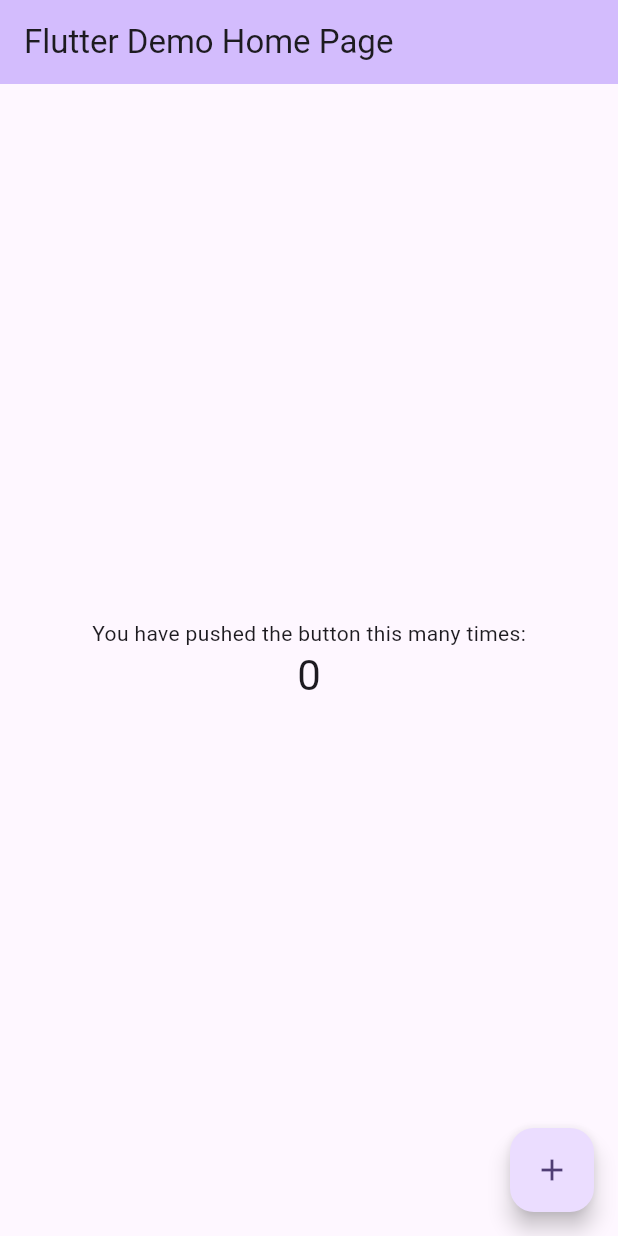
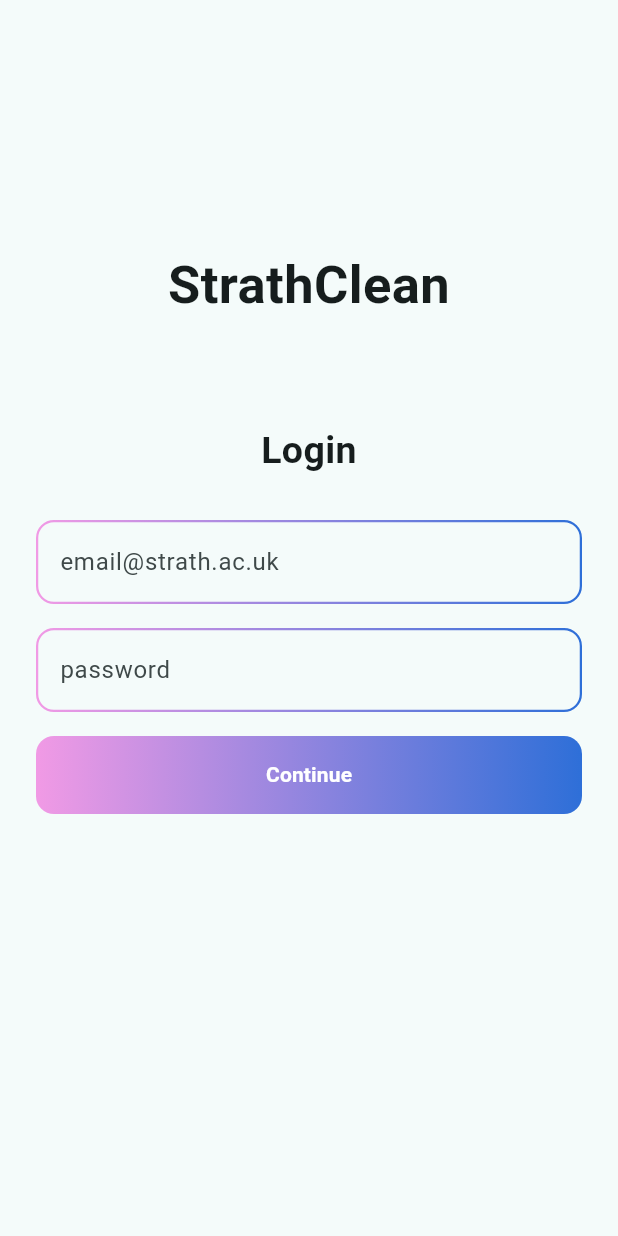
Before and after one commit to teuos/StrathClean, a Flutter app: the screen it shows after launch, on a phone screen of 412 x 824 dp. Run offline on Flutter 3.47's test engine with Material 3 defaults, Android fonts, the phone set to English and light mode, and no system bars.

Commit message:
loginpage

```diff
--- a/frontend/lib/main.dart
+++ b/frontend/lib/main.dart
@@ -1,122 +1,284 @@
+import 'dart:ui' show lerpDouble;
+
 import 'package:flutter/material.dart';
 
+const _brandTeal = Color.fromARGB(255, 58, 181, 183);
+const _brandBlue = Color(0xFF2E6FD8);
+
+const _brandGradient = LinearGradient(
+  colors: [Color.fromARGB(255, 241, 154, 229), _brandBlue],
+  begin: Alignment.centerLeft,
+  end: Alignment.centerRight,
+);
+
+const _cornerRadius = BorderRadius.all(Radius.circular(12));
+
 void main() {
-  runApp(const MyApp());
+  runApp(const StrathCleanApp());
 }
 
-class MyApp extends StatelessWidget {
-  const MyApp({super.key});
+class StrathCleanApp extends StatelessWidget {
+  const StrathCleanApp({super.key});
 
-  // This widget is the root of your application.
   @override
   Widget build(BuildContext context) {
     return MaterialApp(
-      title: 'Flutter Demo',
+      title: 'StrathClean',
+      debugShowCheckedModeBanner: false,
       theme: ThemeData(
-        // This is the theme of your application.
-        //
-        // TRY THIS: Try running your application with "flutter run". You'll see
-        // the application has a purple toolbar. Then, without quitting the app,
-        // try changing the seedColor in the colorScheme below to Colors.green
-        // and then invoke "hot reload" (save your changes or press the "hot
-        // reload" button in a Flutter-supported IDE, or press "r" if you used
-        // the command line to start the app).
-        //
-        // Notice that the counter didn't reset back to zero; the application
-        // state is not lost during the reload. To reset the state, use hot
-        // restart instead.
-        //
-        // This works for code too, not just values: Most code changes can be
-        // tested with just a hot reload.
-        colorScheme: .fromSeed(seedColor: Colors.deepPurple),
+        colorScheme: ColorScheme.fromSeed(seedColor: _brandTeal),
       ),
-      home: const MyHomePage(title: 'Flutter Demo Home Page'),
+      home: const LoginPage(),
     );
   }
 }
 
-class MyHomePage extends StatefulWidget {
-  const MyHomePage({super.key, required this.title});
-
-  // This widget is the home page of your application. It is stateful, meaning
-  // that it has a State object (defined below) that contains fields that affect
-  // how it looks.
-
-  // This class is the configuration for the state. It holds the values (in this
-  // case the title) provided by the parent (in this case the App widget) and
-  // used by the build method of the State. Fields in a Widget subclass are
-  // always marked "final".
-
-  final String title;
+class LoginPage extends StatefulWidget {
+  const LoginPage({super.key});
 
   @override
-  State<MyHomePage> createState() => _MyHomePageState();
+  State<LoginPage> createState() => _LoginPageState();
 }
 
-class _MyHomePageState extends State<MyHomePage> {
-  int _counter = 0;
+class _LoginPageState extends State<LoginPage> {
+  final _formKey = GlobalKey<FormState>();
+  final _emailController = TextEditingController();
+  final _passwordController = TextEditingController();
 
-  void _incrementCounter() {
-    setState(() {
-      // This call to setState tells the Flutter framework that something has
-      // changed in this State, which causes it to rerun the build method below
-      // so that the display can reflect the updated values. If we changed
-      // _counter without calling setState(), then the build method would not be
-      // called again, and so nothing would appear to happen.
-      _counter++;
-    });
+  // Approximate line height of the 35pt title, used to land
+  // "Create an account" at 1/3 of the screen height.
+  static const double _titleHeight = 42;
+
+  @override
+  void dispose() {
+    _emailController.dispose();
+    super.dispose();
+  }
+
+  void _submit() {
+    if (!_formKey.currentState!.validate()) return;
+    final email = _emailController.text.trim();
+    // TODO: hook up sign-up / login logic here.
+    ScaffoldMessenger.of(context).showSnackBar(
+      SnackBar(content: Text('Continuing with $email')),
+    );
+  }
+
+  String? _validateEmail(String? value) {
+    final email = value?.trim() ?? '';
+    if (email.isEmpty) return 'Please enter your email';
+    final emailPattern = RegExp(r'^[^@\s]+@[^@\s]+\.[^@\s]+$');
+    if (!emailPattern.hasMatch(email)) return 'Please enter a valid email';
+    return null;
+  }
+
+  String? _validatePassword(String? value) {
+    final password = value?.trim() ?? '';
+    if (password.isEmpty) return 'Please enter your password';
+    return null;
   }
 
   @override
   Widget build(BuildContext context) {
-    // This method is rerun every time setState is called, for instance as done
-    // by the _incrementCounter method above.
-    //
-    // The Flutter framework has been optimized to make rerunning build methods
-    // fast, so that you can just rebuild anything that needs updating rather
-    // than having to individually change instances of widgets.
+    // Use the full screen height (minus status bar / home indicator) so the
+    // layout doesn't jump when the keyboard opens.
+    final media = MediaQuery.of(context);
+    final screenHeight =
+        media.size.height - media.padding.top - media.padding.bottom;
+
+    final topGap = screenHeight / 5;
+    final middleGap =
+        (screenHeight / 3 - screenHeight / 5 - _titleHeight).clamp(16.0, double.infinity);
+
     return Scaffold(
-      appBar: AppBar(
-        // TRY THIS: Try changing the color here to a specific color (to
-        // Colors.amber, perhaps?) and trigger a hot reload to see the AppBar
-        // change color while the other colors stay the same.
-        backgroundColor: Theme.of(context).colorScheme.inversePrimary,
-        // Here we take the value from the MyHomePage object that was created by
-        // the App.build method, and use it to set our appbar title.
-        title: Text(widget.title),
-      ),
-      body: Center(
-        // Center is a layout widget. It takes a single child and positions it
-        // in the middle of the parent.
-        child: Column(
-          // Column is also a layout widget. It takes a list of children and
-          // arranges them vertically. By default, it sizes itself to fit its
-          // children horizontally, and tries to be as tall as its parent.
-          //
-          // Column has various properties to control how it sizes itself and
-          // how it positions its children. Here we use mainAxisAlignment to
-          // center the children vertically; the main axis here is the vertical
-          // axis because Columns are vertical (the cross axis would be
-          // horizontal).
-          //
-          // TRY THIS: Invoke "debug painting" (choose the "Toggle Debug Paint"
-          // action in the IDE, or press "p" in the console), to see the
-          // wireframe for each widget.
-          mainAxisAlignment: .center,
-          children: [
-            const Text('You have pushed the button this many times:'),
-            Text(
-              '$_counter',
-              style: Theme.of(context).textTheme.headlineMedium,
+      body: SafeArea(
+        child: SingleChildScrollView(
+          padding: const EdgeInsets.symmetric(horizontal: 24),
+          child: Form(
+            key: _formKey,
+            child: Column(
+              crossAxisAlignment: CrossAxisAlignment.stretch,
+              children: [
+                SizedBox(height: topGap),
+                const Text(
+                  'StrathClean',
+                  textAlign: TextAlign.center,
+                  style: TextStyle(fontWeight: FontWeight.bold, fontSize: 35),
+                ),
+                SizedBox(height: middleGap),
+                const Text(
+                  'Login',
+                  textAlign: TextAlign.center,
+                  style: TextStyle(fontWeight: FontWeight.bold, fontSize: 25),
+                ),
+                const SizedBox(height: 4),
+                const SizedBox(height: 24),
+                TextFormField(
+                  controller: _emailController,
+                  keyboardType: TextInputType.emailAddress,
+                  autofillHints: const [AutofillHints.email],
+                  textInputAction: TextInputAction.done,
+                  onFieldSubmitted: (_) => _submit(),
+                  validator: _validateEmail,
+                  decoration: const InputDecoration(
+                    hintText: 'email@strath.ac.uk',
+                    enabledBorder: GradientOutlineInputBorder(
+                      gradient: _brandGradient,
+                      width: 1.5,
+                    ),
+                    focusedBorder: GradientOutlineInputBorder(
+                      gradient: _brandGradient,
+                      width: 2.5,
+                    ),
+                    errorBorder: OutlineInputBorder(
+                      borderRadius: _cornerRadius,
+                      borderSide: BorderSide(color: Colors.red, width: 1.5),
+                    ),
+                    focusedErrorBorder: OutlineInputBorder(
+                      borderRadius: _cornerRadius,
+                      borderSide: BorderSide(color: Colors.red, width: 2.5),
+                    ),
+                  ),
+                ),
+                const SizedBox(height: 16),
+                TextFormField(
+                  controller: _passwordController,
+                  keyboardType: TextInputType.visiblePassword,
+                  textInputAction: TextInputAction.done,
+                  onFieldSubmitted: (_) => _submit(),
+                  validator: _validatePassword,
+                  decoration: const InputDecoration(
+                    hintText: 'password',
+                    enabledBorder: GradientOutlineInputBorder(
+                      gradient: _brandGradient,
+                      width: 1.5,
+                    ),
+                    focusedBorder: GradientOutlineInputBorder(
+                      gradient: _brandGradient,
+                      width: 2.5,
+                    ),
+                    errorBorder: OutlineInputBorder(
+                      borderRadius: _cornerRadius,
+                      borderSide: BorderSide(color: Colors.red, width: 1.5),
+                    ),
+                    focusedErrorBorder: OutlineInputBorder(
+                      borderRadius: _cornerRadius,
+                      borderSide: BorderSide(color: Colors.red, width: 2.5),
+                    ),
+                  ),
+                ),
+                const SizedBox(height: 16),
+                // The gradient is painted behind the button; the button itself
+                // is transparent so it shows through (ripple still works).
+                DecoratedBox(
+                  decoration: const BoxDecoration(
+                    gradient: _brandGradient,
+                    borderRadius: _cornerRadius,
+                  ),
+                  child: FilledButton(
+                    onPressed: _submit,
+                    style: FilledButton.styleFrom(
+                      backgroundColor: Colors.transparent,
+                      shadowColor: Colors.transparent,
+                      foregroundColor: Colors.white,
+                      shape: const RoundedRectangleBorder(
+                        borderRadius: _cornerRadius,
+                      ),
+                      padding: const EdgeInsets.symmetric(vertical: 16),
+                    ),
+                    child: const Text(
+                      'Continue',
+                      style: TextStyle(fontWeight: FontWeight.bold),
+                    ),
+                  ),
+                ),
+                const SizedBox(height: 24),
+              ],
             ),
-          ],
+          ),
         ),
-      ),
-      floatingActionButton: FloatingActionButton(
-        onPressed: _incrementCounter,
-        tooltip: 'Increment',
-        child: const Icon(Icons.add),
       ),
     );
   }
 }
+
+/// An outline input border that strokes its outline with a [Gradient]
+/// instead of a solid colour. Use it for `enabledBorder` / `focusedBorder`.
+class GradientOutlineInputBorder extends OutlineInputBorder {
+  const GradientOutlineInputBorder({
+    required this.gradient,
+    this.width = 1.5,
+    super.borderRadius = _cornerRadius,
+  }) : super(borderSide: const BorderSide(width: 0));
+
+  final Gradient gradient;
+  final double width;
+
+  @override
+  GradientOutlineInputBorder copyWith({
+    BorderSide? borderSide,
+    BorderRadius? borderRadius,
+    double? gapPadding,
+  }) {
+    return GradientOutlineInputBorder(
+      gradient: gradient,
+      width: borderSide?.width ?? width,
+      borderRadius: borderRadius ?? this.borderRadius,
+    );
+  }
+
+  // Smoothly animate between two gradient borders (e.g. unfocused -> focused).
+  @override
+  ShapeBorder? lerpFrom(ShapeBorder? a, double t) {
+    if (a is GradientOutlineInputBorder) {
+      return GradientOutlineInputBorder(
+        gradient: Gradient.lerp(a.gradient, gradient, t)!,
+        width: lerpDouble(a.width, width, t)!,
+        borderRadius: BorderRadius.lerp(a.borderRadius, borderRadius, t)!,
+      );
+    }
+    if (a != null) return t < 0.5 ? a : this;
+    return super.lerpFrom(a, t);
+  }
+
+  @override
+  ShapeBorder? lerpTo(ShapeBorder? b, double t) {
+    if (b is GradientOutlineInputBorder) {
+      return GradientOutlineInputBorder(
+        gradient: Gradient.lerp(gradient, b.gradient, t)!,
+        width: lerpDouble(width, b.width, t)!,
+        borderRadius: BorderRadius.lerp(borderRadius, b.borderRadius, t)!,
+      );
+    }
+    if (b != null) return t < 0.5 ? this : b;
+    return super.lerpTo(b, t);
+  }
+
+  @override
+  void paint(
+    Canvas canvas,
+    Rect rect, {
+    double? gapStart,
+    double gapExtent = 0.0,
+    double gapPercentage = 0.0,
+    TextDirection? textDirection,
+  }) {
+    final paint = Paint()
+      ..shader = gradient.createShader(rect)
+      ..style = PaintingStyle.stroke
+      ..strokeWidth = width;
+
+    final outline = borderRadius.toRRect(rect).deflate(width / 2);
+    canvas.drawRRect(outline, paint);
+  }
+
+  @override
+  bool operator ==(Object other) =>
+      other is GradientOutlineInputBorder &&
+      other.gradient == gradient &&
+      other.width == width &&
+      other.borderRadius == borderRadius;
+
+  @override
+  int get hashCode => Object.hash(gradient, width, borderRadius);
+}
```
